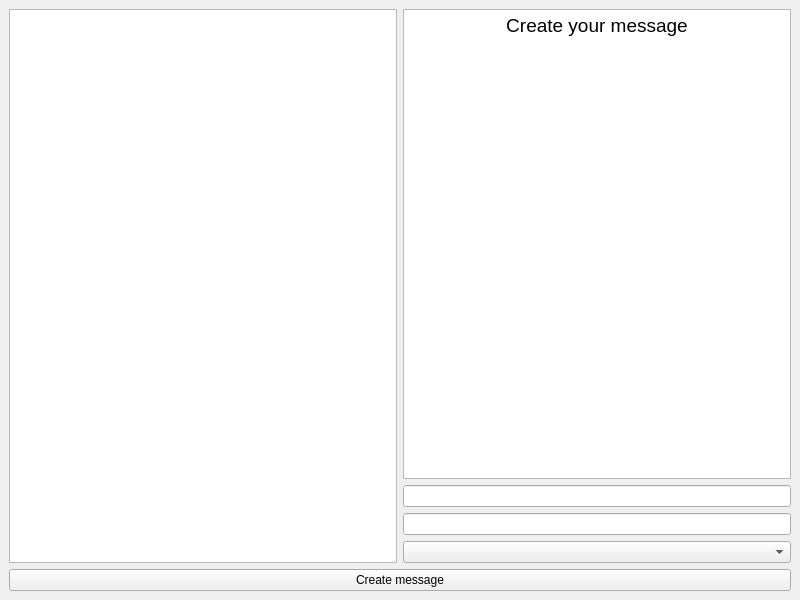
First picture: the form in serv.ui, repository wei-blip/python_gui_rts, before the edit.
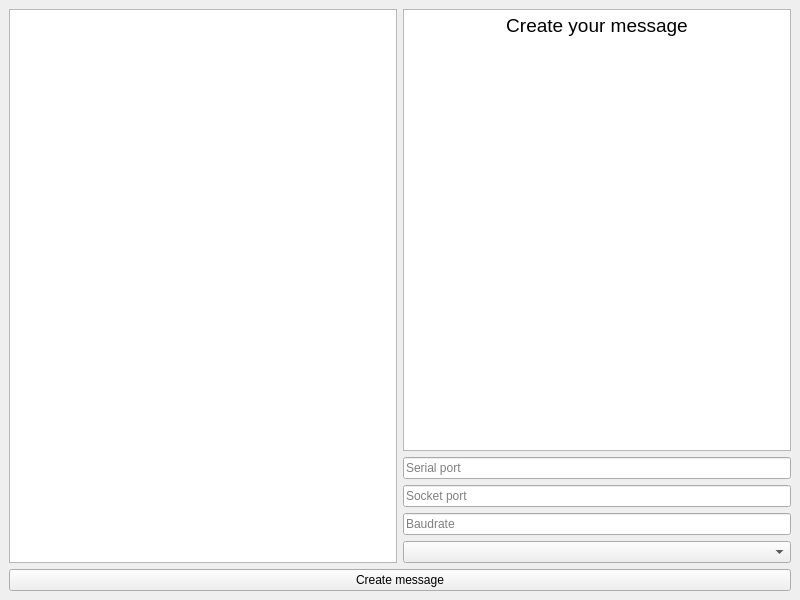
Second picture: the form after the edit.

What changed in the file:
```diff
--- a/serv.ui
+++ b/serv.ui
@@ -37,10 +37,25 @@
          </widget>
         </item>
         <item>
-         <widget class="QLineEdit" name="serialPort"/>
+         <widget class="QLineEdit" name="serialPort">
+          <property name="placeholderText">
+           <string>Serial port</string>
+          </property>
+         </widget>
         </item>
         <item>
-         <widget class="QLineEdit" name="socketPort"/>
+         <widget class="QLineEdit" name="socketPort">
+          <property name="placeholderText">
+           <string>Socket port</string>
+          </property>
+         </widget>
+        </item>
+        <item>
+         <widget class="QLineEdit" name="baudrateSerialPort">
+          <property name="placeholderText">
+           <string>Baudrate</string>
+          </property>
+         </widget>
         </item>
         <item>
          <widget class="QComboBox" name="choiceMessage">
```
